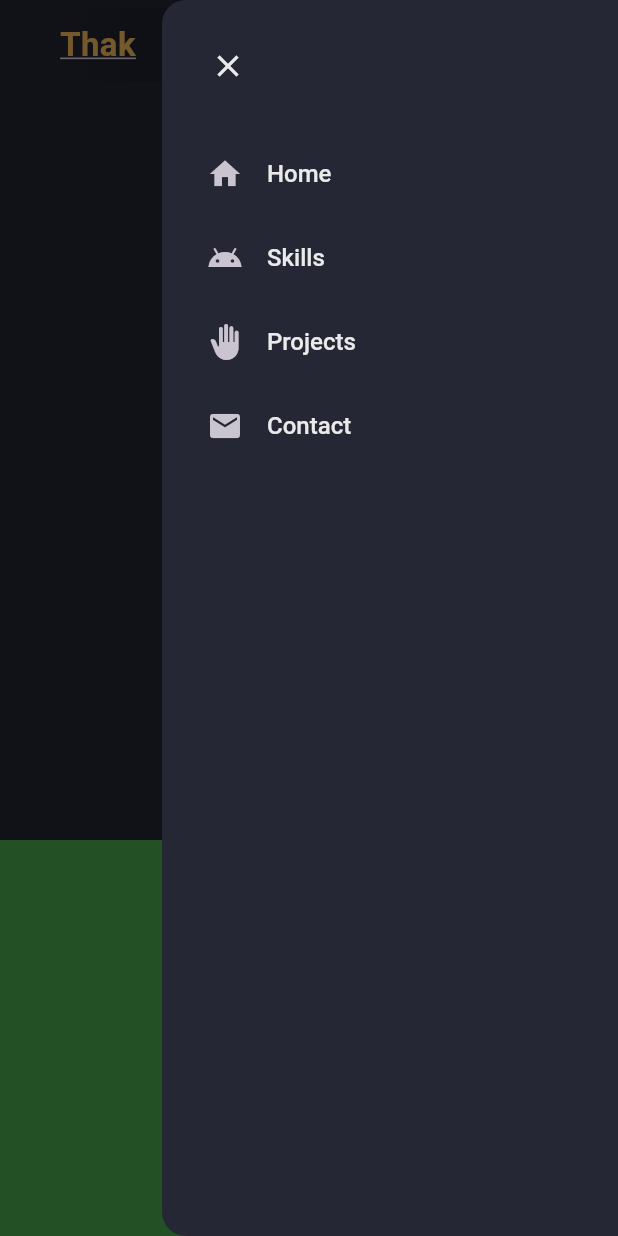
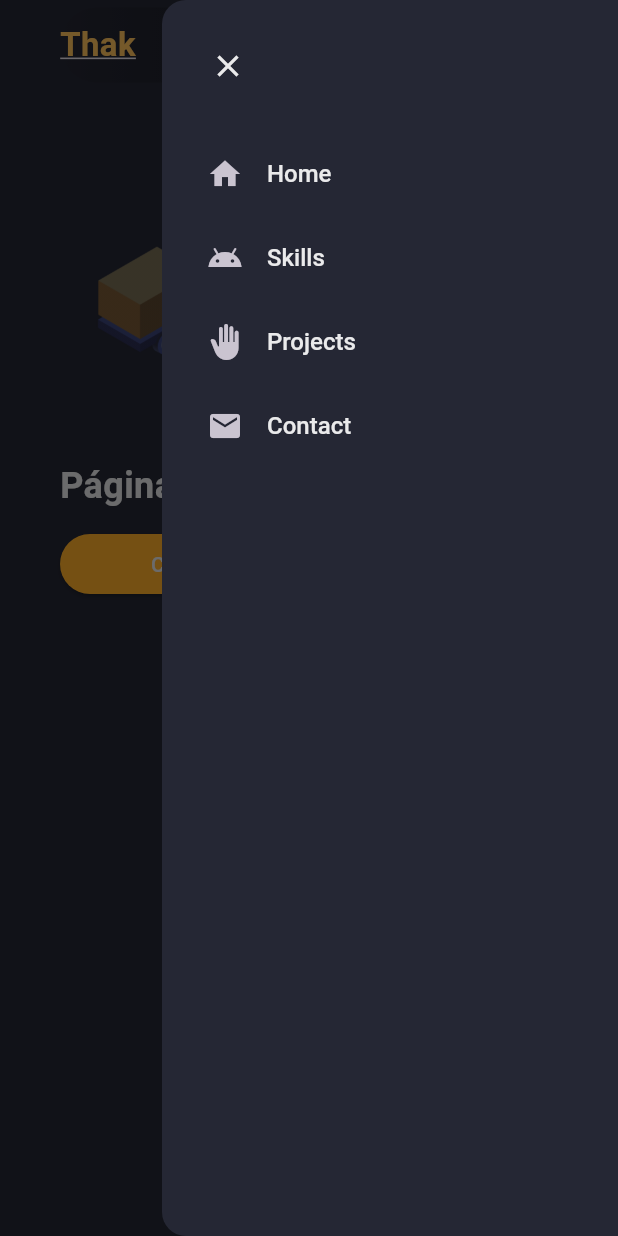
Before and after one commit to thak1996/portfolio_flutter, a Flutter app: the screen it shows after launch, with the side drawer open, on a phone screen of 412 x 824 dp. Run offline on Flutter 3.47's test engine with Material 3 defaults, Android fonts, the phone set to English and light mode, and no system bars.

Commit message:
adiciona componentes MainDesktop e MainMobile à HomePage para layout responsivo

```diff
--- a/lib/app/modules/home/home_page.dart
+++ b/lib/app/modules/home/home_page.dart
@@ -4,6 +4,8 @@ import '../../core/constants/size.dart';
 import '../widgets/drawer_mobile.dart';
 import '../widgets/header_desktop.dart';
 import '../widgets/header_mobile.dart';
+import '../widgets/main_desktop.dart';
+import '../widgets/main_mobile.dart';
 
 class HomePage extends StatefulWidget {
   const HomePage({super.key});
@@ -16,6 +18,9 @@ class _HomePageState extends State<HomePage> {
   final scaffoldKey = GlobalKey<ScaffoldState>();
   @override
   Widget build(BuildContext context) {
+    final screenSize = MediaQuery.of(context).size;
+    final screenHeight = screenSize.height - kToolbarHeight;
+    final screenWidth = screenSize.width;
     return LayoutBuilder(
       builder: (context, constraints) => Scaffold(
         key: scaffoldKey,
@@ -26,27 +31,31 @@ class _HomePageState extends State<HomePage> {
           scrollDirection: Axis.vertical,
           children: [
             // Main
-            if (constraints.maxWidth >= kMinWidthDesktop)
-              HeaderDesktop()
-            else
-              HeaderMobile(
-                onLogoTap: () {},
-                onMenuTap: () => scaffoldKey.currentState?.openEndDrawer(),
-              ),
+            constraints.maxWidth >= kMinWidthDesktop
+                ? HeaderDesktop()
+                : HeaderMobile(
+                    onLogoTap: () {},
+                    onMenuTap: () => scaffoldKey.currentState?.openEndDrawer(),
+                  ),
+            constraints.maxWidth >= kMinWidthDesktop
+                ? MainDesktop()
+                : MainMobile(),
+
             // Skills
-            SizedBox(
-              height: 500,
+            Container(
+              height: screenSize.height,
               width: double.maxFinite,
+              color: Colors.red,
             ),
             // Projects
             Container(
+              height: screenSize.height,
+              width: double.maxFinite,
               color: Colors.green,
-              height: 500,
-              width: double.maxFinite,
             ),
             // Contact
             SizedBox(
-              height: 500,
+              height: screenSize.height,
               width: double.maxFinite,
             ),
           ],
```
